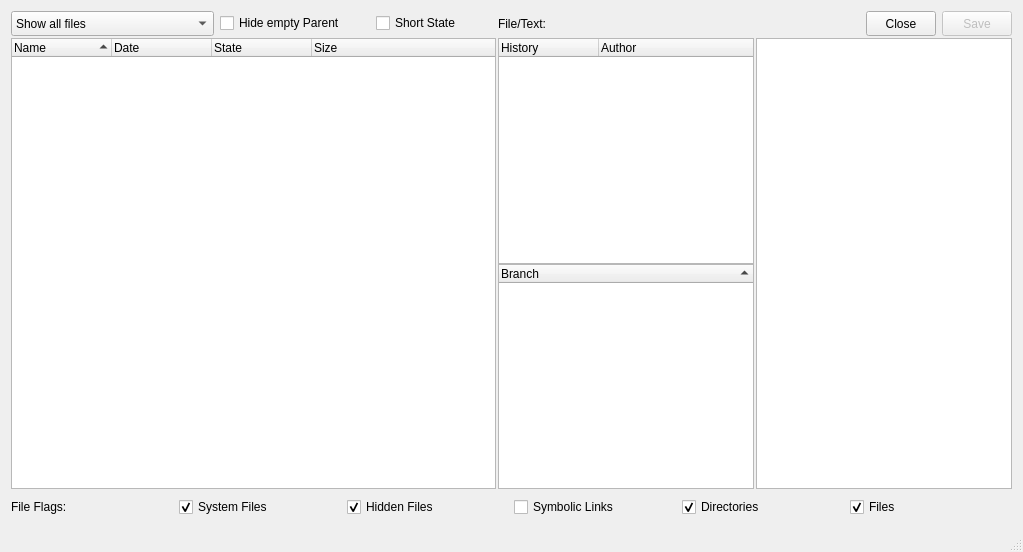
Rolloke/GUI-Apps, file source/mainwindow.ui: the form before one commit.
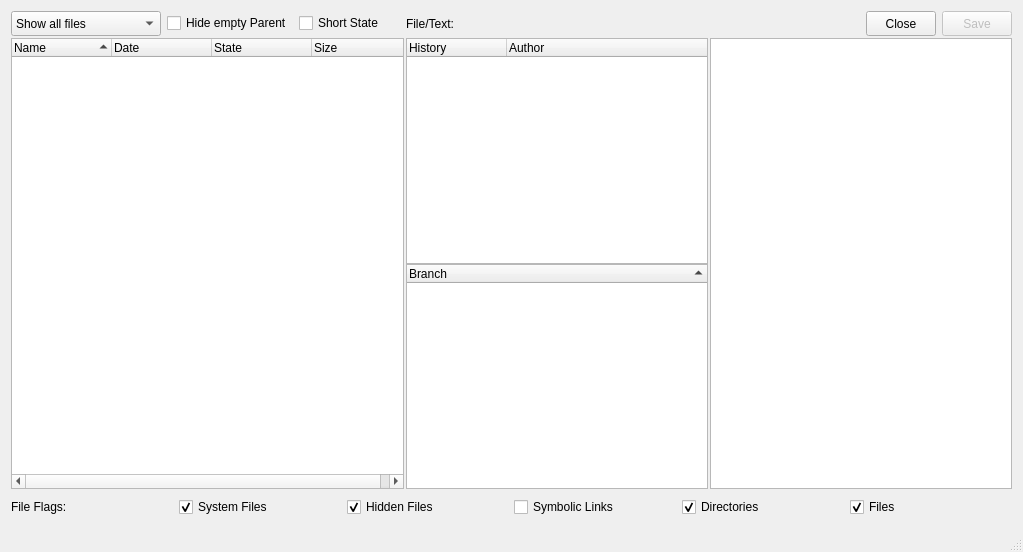
The form after the commit. Icons and pictures are not drawn. Custom widgets are drawn as their Qt base class.

Diff of the .ui file:
```diff
--- a/source/mainwindow.ui
+++ b/source/mainwindow.ui
@@ -90,7 +90,7 @@
            <widget class="QComboBox" name="comboShowItems">
             <property name="minimumSize">
              <size>
-              <width>0</width>
+              <width>150</width>
               <height>25</height>
              </size>
             </property>
@@ -248,6 +248,15 @@
           </item>
           <item>
            <widget class="QLabel" name="labelFilePath">
+            <property name="minimumSize">
+             <size>
+              <width>400</width>
+              <height>0</height>
+             </size>
+            </property>
+            <property name="toolTip">
+             <string>shows filename of opened file</string>
+            </property>
             <property name="text">
              <string/>
             </property>
```
